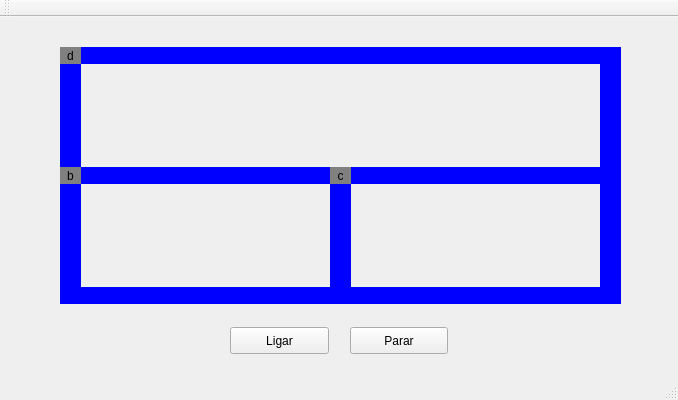
Qt form src/mainwindow.ui (leoalenccar/projeto-trens) before a commit.
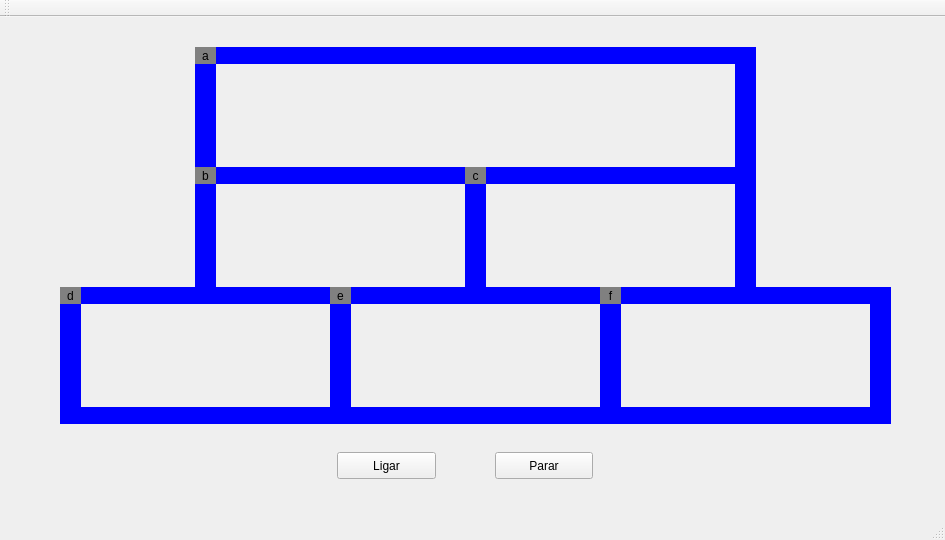
The same form after that commit.

What changed in the file:
```diff
--- a/src/mainwindow.ui
+++ b/src/mainwindow.ui
@@ -6,18 +6,18 @@
    <rect>
     <x>0</x>
     <y>0</y>
-    <width>678</width>
-    <height>400</height>
+    <width>945</width>
+    <height>540</height>
    </rect>
   </property>
   <property name="windowTitle">
    <string>MainWindow</string>
   </property>
   <widget class="QWidget" name="centralWidget">
-   <widget class="QLabel" name="label_trem1">
+   <widget class="QLabel" name="label_trem2">
     <property name="geometry">
      <rect>
-      <x>60</x>
+      <x>195</x>
       <y>150</y>
       <width>21</width>
       <height>17</height>
@@ -36,7 +36,7 @@
    <widget class="QLabel" name="label_trilho2">
     <property name="geometry">
      <rect>
-      <x>80</x>
+      <x>215</x>
       <y>150</y>
       <width>250</width>
       <height>17</height>
@@ -52,7 +52,7 @@
    <widget class="QLabel" name="label_trilho3">
     <property name="geometry">
      <rect>
-      <x>330</x>
+      <x>465</x>
       <y>150</y>
       <width>21</width>
       <height>137</height>
@@ -68,7 +68,7 @@
    <widget class="QLabel" name="label_trilho4">
     <property name="geometry">
      <rect>
-      <x>60</x>
+      <x>195</x>
       <y>30</y>
       <width>21</width>
       <height>137</height>
@@ -84,8 +84,8 @@
    <widget class="QPushButton" name="pushButton">
     <property name="geometry">
      <rect>
-      <x>230</x>
-      <y>310</y>
+      <x>337</x>
+      <y>435</y>
       <width>99</width>
       <height>27</height>
      </rect>
@@ -97,8 +97,8 @@
    <widget class="QPushButton" name="pushButton_2">
     <property name="geometry">
      <rect>
-      <x>350</x>
-      <y>310</y>
+      <x>495</x>
+      <y>435</y>
       <width>98</width>
       <height>27</height>
      </rect>
@@ -110,7 +110,7 @@
    <widget class="QLabel" name="label_trilho4_2">
     <property name="geometry">
      <rect>
-      <x>600</x>
+      <x>735</x>
       <y>30</y>
       <width>21</width>
       <height>137</height>
@@ -126,7 +126,7 @@
    <widget class="QLabel" name="label_trilho2_2">
     <property name="geometry">
      <rect>
-      <x>350</x>
+      <x>485</x>
       <y>150</y>
       <width>250</width>
       <height>17</height>
@@ -139,10 +139,10 @@
      <string/>
     </property>
    </widget>
-   <widget class="QLabel" name="label_trem2">
+   <widget class="QLabel" name="label_trem3">
     <property name="geometry">
      <rect>
-      <x>330</x>
+      <x>465</x>
       <y>150</y>
       <width>21</width>
       <height>17</height>
@@ -161,7 +161,7 @@
    <widget class="QLabel" name="label_trilho4_3">
     <property name="geometry">
      <rect>
-      <x>60</x>
+      <x>195</x>
       <y>150</y>
       <width>21</width>
       <height>137</height>
@@ -177,7 +177,7 @@
    <widget class="QLabel" name="label_trilho4_4">
     <property name="geometry">
      <rect>
-      <x>600</x>
+      <x>735</x>
       <y>150</y>
       <width>21</width>
       <height>137</height>
@@ -193,7 +193,7 @@
    <widget class="QLabel" name="label_trilho2_3">
     <property name="geometry">
      <rect>
-      <x>80</x>
+      <x>215</x>
       <y>270</y>
       <width>520</width>
       <height>17</height>
@@ -206,10 +206,10 @@
      <string/>
     </property>
    </widget>
-   <widget class="QLabel" name="label_trem3">
+   <widget class="QLabel" name="label_trem1">
     <property name="geometry">
      <rect>
-      <x>60</x>
+      <x>195</x>
       <y>30</y>
       <width>21</width>
       <height>17</height>
@@ -219,7 +219,7 @@
      <string notr="true">QLabel { background: grey}</string>
     </property>
     <property name="text">
-     <string>d</string>
+     <string>a</string>
     </property>
     <property name="alignment">
      <set>Qt::AlignmentFlag::AlignCenter</set>
@@ -228,7 +228,7 @@
    <widget class="QLabel" name="label_trilho2_4">
     <property name="geometry">
      <rect>
-      <x>81</x>
+      <x>215</x>
       <y>30</y>
       <width>520</width>
       <height>17</height>
@@ -241,27 +241,240 @@
      <string/>
     </property>
    </widget>
+   <widget class="QLabel" name="label_trilho4_5">
+    <property name="geometry">
+     <rect>
+      <x>330</x>
+      <y>270</y>
+      <width>21</width>
+      <height>137</height>
+     </rect>
+    </property>
+    <property name="styleSheet">
+     <string notr="true">QLabel { background: blue}</string>
+    </property>
+    <property name="text">
+     <string/>
+    </property>
+   </widget>
+   <widget class="QLabel" name="label_trilho4_6">
+    <property name="geometry">
+     <rect>
+      <x>600</x>
+      <y>270</y>
+      <width>21</width>
+      <height>137</height>
+     </rect>
+    </property>
+    <property name="styleSheet">
+     <string notr="true">QLabel { background: blue}</string>
+    </property>
+    <property name="text">
+     <string/>
+    </property>
+   </widget>
+   <widget class="QLabel" name="label_trilho2_5">
+    <property name="geometry">
+     <rect>
+      <x>350</x>
+      <y>390</y>
+      <width>250</width>
+      <height>17</height>
+     </rect>
+    </property>
+    <property name="styleSheet">
+     <string notr="true">QLabel { background: blue}</string>
+    </property>
+    <property name="text">
+     <string/>
+    </property>
+   </widget>
+   <widget class="QLabel" name="label_trilho2_6">
+    <property name="geometry">
+     <rect>
+      <x>620</x>
+      <y>390</y>
+      <width>250</width>
+      <height>17</height>
+     </rect>
+    </property>
+    <property name="styleSheet">
+     <string notr="true">QLabel { background: blue}</string>
+    </property>
+    <property name="text">
+     <string/>
+    </property>
+   </widget>
+   <widget class="QLabel" name="label_trilho2_7">
+    <property name="geometry">
+     <rect>
+      <x>620</x>
+      <y>270</y>
+      <width>250</width>
+      <height>17</height>
+     </rect>
+    </property>
+    <property name="styleSheet">
+     <string notr="true">QLabel { background: blue}</string>
+    </property>
+    <property name="text">
+     <string/>
+    </property>
+   </widget>
+   <widget class="QLabel" name="label_trilho4_7">
+    <property name="geometry">
+     <rect>
+      <x>870</x>
+      <y>270</y>
+      <width>21</width>
+      <height>137</height>
+     </rect>
+    </property>
+    <property name="styleSheet">
+     <string notr="true">QLabel { background: blue}</string>
+    </property>
+    <property name="text">
+     <string/>
+    </property>
+   </widget>
+   <widget class="QLabel" name="label_trilho2_8">
+    <property name="geometry">
+     <rect>
+      <x>80</x>
+      <y>270</y>
+      <width>250</width>
+      <height>17</height>
+     </rect>
+    </property>
+    <property name="styleSheet">
+     <string notr="true">QLabel { background: blue}</string>
+    </property>
+    <property name="text">
+     <string/>
+    </property>
+   </widget>
+   <widget class="QLabel" name="label_trilho2_9">
+    <property name="geometry">
+     <rect>
+      <x>80</x>
+      <y>390</y>
+      <width>250</width>
+      <height>17</height>
+     </rect>
+    </property>
+    <property name="styleSheet">
+     <string notr="true">QLabel { background: blue}</string>
+    </property>
+    <property name="text">
+     <string/>
+    </property>
+   </widget>
+   <widget class="QLabel" name="label_trilho4_8">
+    <property name="geometry">
+     <rect>
+      <x>60</x>
+      <y>270</y>
+      <width>21</width>
+      <height>137</height>
+     </rect>
+    </property>
+    <property name="styleSheet">
+     <string notr="true">QLabel { background: blue}</string>
+    </property>
+    <property name="text">
+     <string/>
+    </property>
+   </widget>
+   <widget class="QLabel" name="label_trem4">
+    <property name="geometry">
+     <rect>
+      <x>60</x>
+      <y>270</y>
+      <width>21</width>
+      <height>17</height>
+     </rect>
+    </property>
+    <property name="styleSheet">
+     <string notr="true">QLabel { background: grey}</string>
+    </property>
+    <property name="text">
+     <string>d</string>
+    </property>
+    <property name="alignment">
+     <set>Qt::AlignmentFlag::AlignCenter</set>
+    </property>
+   </widget>
+   <widget class="QLabel" name="label_trem5">
+    <property name="geometry">
+     <rect>
+      <x>330</x>
+      <y>270</y>
+      <width>21</width>
+      <height>17</height>
+     </rect>
+    </property>
+    <property name="styleSheet">
+     <string notr="true">QLabel { background: grey}</string>
+    </property>
+    <property name="text">
+     <string>e</string>
+    </property>
+    <property name="alignment">
+     <set>Qt::AlignmentFlag::AlignCenter</set>
+    </property>
+   </widget>
+   <widget class="QLabel" name="label_trem6">
+    <property name="geometry">
+     <rect>
+      <x>600</x>
+      <y>270</y>
+      <width>21</width>
+      <height>17</height>
+     </rect>
+    </property>
+    <property name="styleSheet">
+     <string notr="true">QLabel { background: grey}</string>
+    </property>
+    <property name="text">
+     <string>f</string>
+    </property>
+    <property name="alignment">
+     <set>Qt::AlignmentFlag::AlignCenter</set>
+    </property>
+   </widget>
+   <zorder>label_trilho4</zorder>
+   <zorder>label_trilho2_6</zorder>
    <zorder>label_trilho3</zorder>
-   <zorder>label_trilho2_3</zorder>
-   <zorder>label_trilho4_4</zorder>
+   <zorder>label_trilho4_3</zorder>
+   <zorder>label_trilho4_7</zorder>
+   <zorder>label_trilho2_5</zorder>
+   <zorder>label_trilho4_5</zorder>
+   <zorder>label_trilho2_9</zorder>
+   <zorder>label_trilho2_4</zorder>
    <zorder>label_trilho2_2</zorder>
+   <zorder>label_trilho2_7</zorder>
    <zorder>label_trilho4_2</zorder>
-   <zorder>label_trilho2_4</zorder>
-   <zorder>label_trilho4</zorder>
+   <zorder>label_trilho2_8</zorder>
+   <zorder>label_trilho4_8</zorder>
+   <zorder>label_trilho4_4</zorder>
+   <zorder>label_trilho4_6</zorder>
+   <zorder>label_trilho2_3</zorder>
    <zorder>label_trilho2</zorder>
-   <zorder>label_trilho4_3</zorder>
-   <zorder>label_trem1</zorder>
+   <zorder>label_trem2</zorder>
    <zorder>pushButton</zorder>
    <zorder>pushButton_2</zorder>
-   <zorder>label_trem2</zorder>
    <zorder>label_trem3</zorder>
+   <zorder>label_trem1</zorder>
+   <zorder>label_trem4</zorder>
+   <zorder>label_trem5</zorder>
+   <zorder>label_trem6</zorder>
   </widget>
   <widget class="QMenuBar" name="menuBar">
    <property name="geometry">
     <rect>
      <x>0</x>
      <y>0</y>
-     <width>678</width>
+     <width>945</width>
      <height>23</height>
     </rect>
    </property>
```
